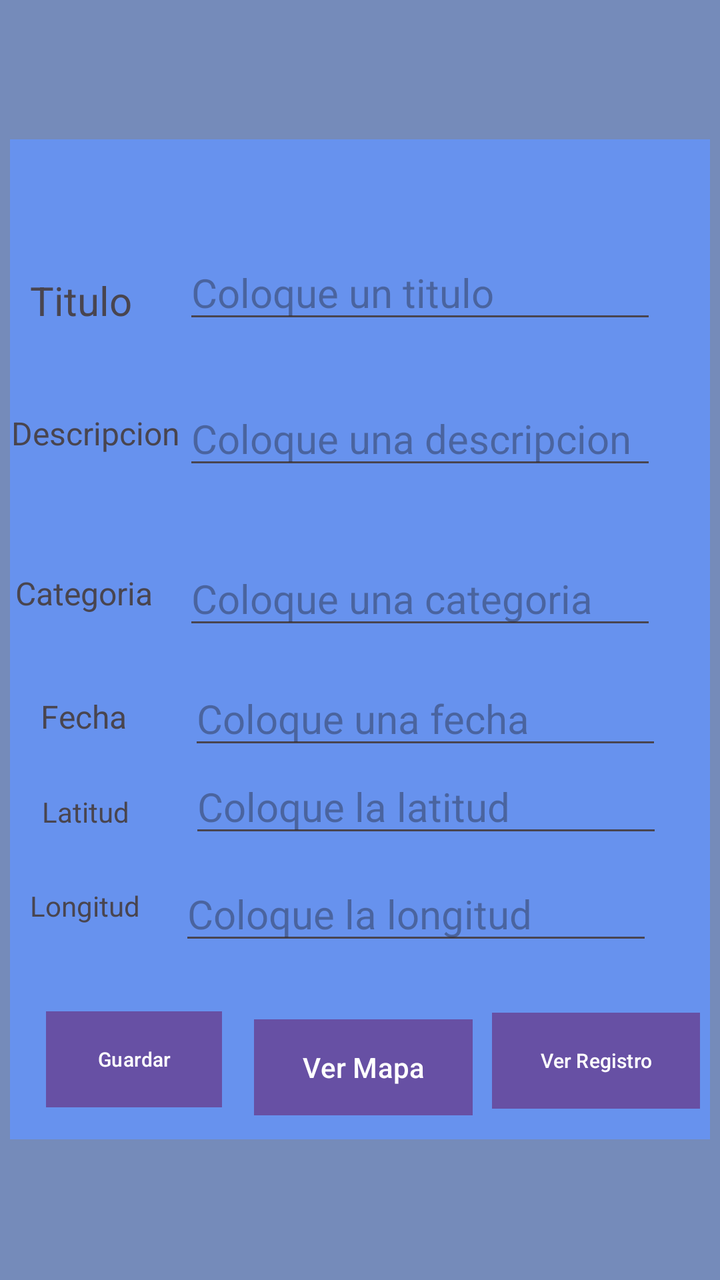
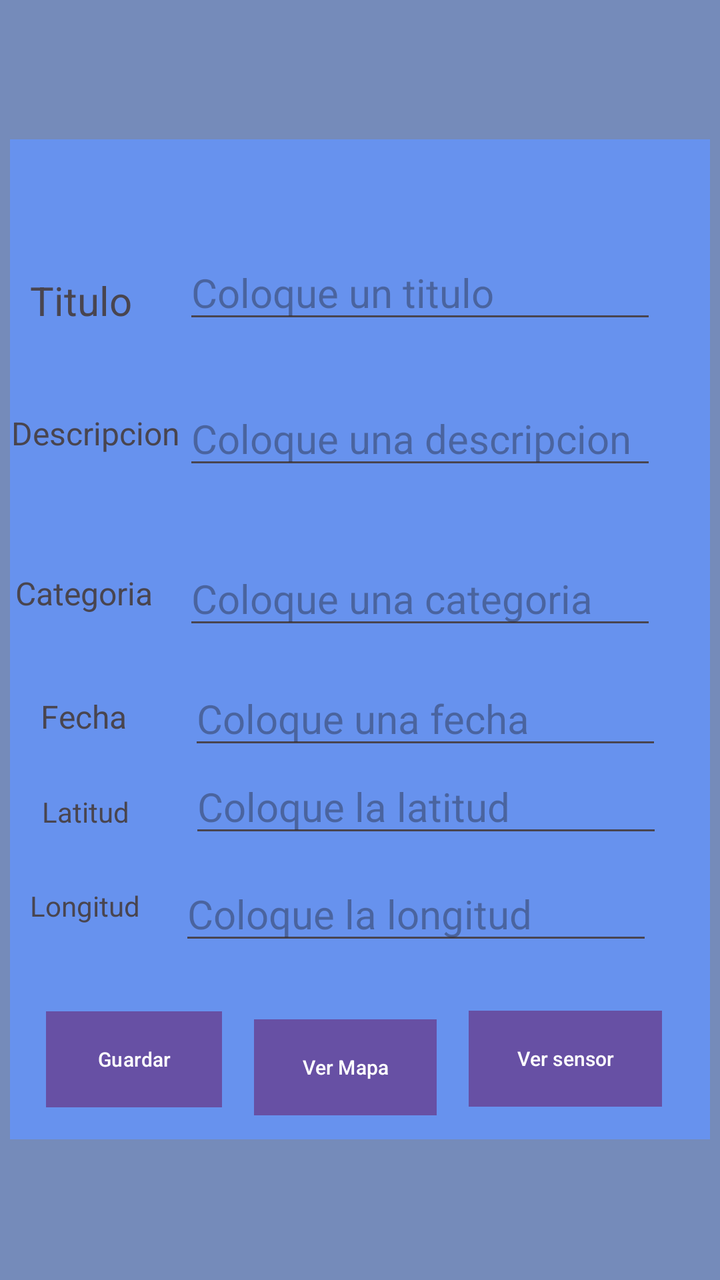

Two renders of the same Android screen: before a commit and after it. Below are the layout's source before the change and the commit's diff.
<!-- AndroidManifest.xml: application theme Theme.GeoRegistro -->
<!-- res/layout/activity_main.xml -->
<?xml version="1.0" encoding="utf-8"?>
<androidx.constraintlayout.widget.ConstraintLayout xmlns:android="http://schemas.android.com/apk/res/android"
    xmlns:app="http://schemas.android.com/apk/res-auto"
    xmlns:tools="http://schemas.android.com/tools"
    android:id="@+id/main"
    android:layout_width="match_parent"
    android:layout_height="match_parent"
    android:background="#758BBA"
    android:backgroundTint="#758BBA"
    tools:context=".MainActivity">

    <androidx.constraintlayout.widget.ConstraintLayout
        android:layout_width="350dp"
        android:layout_height="500dp"
        android:background="#6792EE"
        app:layout_constraintBottom_toBottomOf="parent"
        app:layout_constraintEnd_toEndOf="parent"
        app:layout_constraintHorizontal_bias="0.491"
        app:layout_constraintStart_toStartOf="parent"
        app:layout_constraintTop_toTopOf="parent"
        app:layout_constraintVertical_bias="0.497">

        <EditText
            android:id="@+id/txt_title"
            android:layout_width="wrap_content"
            android:layout_height="wrap_content"
            android:layout_marginStart="60dp"
            android:layout_marginBottom="350dp"
            android:ems="10"
            android:hint="Coloque un titulo"
            android:inputType="text"
            android:textSize="20sp"
            app:layout_constraintBottom_toBottomOf="parent"
            app:layout_constraintEnd_toEndOf="parent"
            app:layout_constraintStart_toStartOf="parent"
            app:layout_constraintTop_toTopOf="parent"
            app:layout_constraintVertical_bias="0.501" />

        <EditText
            android:id="@+id/txt_description"
            android:layout_width="wrap_content"
            android:layout_height="wrap_content"
            android:layout_marginStart="60dp"
            android:layout_marginBottom="330dp"
            android:ems="10"
            android:hint="Coloque una descripcion"
            android:inputType="text"
            android:textSize="20sp"
            app:layout_constraintBottom_toBottomOf="parent"
            app:layout_constraintEnd_toEndOf="parent"
            app:layout_constraintStart_toStartOf="parent"
            app:layout_constraintTop_toTopOf="parent"
            app:layout_constraintVertical_bias="1.0" />

        <EditText
            android:id="@+id/txt_category"
            android:layout_width="wrap_content"
            android:layout_height="wrap_content"
            android:layout_marginStart="60dp"
            android:layout_marginBottom="250dp"
            android:ems="10"
            android:hint="Coloque una categoria"
            android:inputType="text"
            android:textSize="20sp"
            app:layout_constraintBottom_toBottomOf="parent"
            app:layout_constraintEnd_toEndOf="parent"
            app:layout_constraintStart_toStartOf="parent"
            app:layout_constraintTop_toTopOf="parent"
            app:layout_constraintVertical_bias="1.0" />

        <TextView
            android:id="@+id/textView3"
            android:layout_width="wrap_content"
            android:layout_height="wrap_content"
            android:layout_marginStart="10dp"
            android:layout_marginTop="75dp"
            android:layout_marginEnd="27dp"
            android:layout_marginBottom="406dp"
            android:text="Titulo"
            android:textSize="20sp"
            app:layout_constraintBottom_toBottomOf="parent"
            app:layout_constraintEnd_toStartOf="@+id/txt_title"
            app:layout_constraintHorizontal_bias="0.0"
            app:layout_constraintStart_toStartOf="parent"
            app:layout_constraintTop_toTopOf="parent"
            app:layout_constraintVertical_bias="1.0" />

        <TextView
            android:id="@+id/textView4"
            android:layout_width="wrap_content"
            android:layout_height="wrap_content"
            android:text="Descripcion"
            android:textSize="16sp"
            app:layout_constraintBottom_toBottomOf="parent"
            app:layout_constraintEnd_toStartOf="@+id/txt_description"
            app:layout_constraintHorizontal_bias="0.344"
            app:layout_constraintStart_toStartOf="parent"
            app:layout_constraintTop_toTopOf="parent"
            app:layout_constraintVertical_bias="0.284" />

        <TextView
            android:id="@+id/textView5"
            android:layout_width="wrap_content"
            android:layout_height="wrap_content"
            android:layout_marginTop="110dp"
            android:layout_marginEnd="8dp"
            android:text="Categoria"
            android:textSize="16sp"
            app:layout_constraintBottom_toBottomOf="parent"
            app:layout_constraintEnd_toStartOf="@+id/txt_category"
            app:layout_constraintHorizontal_bias="0.277"
            app:layout_constraintStart_toStartOf="parent"
            app:layout_constraintTop_toTopOf="parent"
            app:layout_constraintVertical_bias="0.288" />

        <Button
            android:id="@+id/btn_save"
            android:layout_width="wrap_content"
            android:layout_height="wrap_content"
            android:layout_marginStart="18dp"
            android:layout_marginTop="300dp"
            android:layout_marginEnd="242dp"
            android:background="#707787"
            android:backgroundTint="#707787"
            android:text="Guardar"
            android:textColorLink="#707787"
            android:textSize="10dp"
            app:layout_constraintBottom_toBottomOf="parent"
            app:layout_constraintEnd_toEndOf="parent"
            app:layout_constraintHorizontal_bias="0.0"
            app:layout_constraintStart_toStartOf="parent"
            app:layout_constraintTop_toTopOf="parent"
            app:layout_constraintVertical_bias="0.894" />

        <Button
            android:id="@+id/btn_register"
            android:layout_width="wrap_content"
            android:layout_height="wrap_content"
            android:layout_marginStart="50dp"
            android:layout_marginTop="126dp"
            android:background="#707787"
            android:backgroundTint="#707787"
            android:drawableTint="#707787"
            android:foregroundTint="#707787"
            android:text="Ver Registro"
            android:textSize="10sp"
            app:iconSize="10dp"
            app:iconTint="#707787"
            app:layout_constraintBottom_toBottomOf="parent"
            app:layout_constraintEnd_toEndOf="parent"
            app:layout_constraintHorizontal_bias="0.974"
            app:layout_constraintStart_toStartOf="parent"
            app:layout_constraintTop_toTopOf="parent"
            app:layout_constraintVertical_bias="0.953" />

        <Button
            android:id="@+id/btn_map"
            android:layout_width="wrap_content"
            android:layout_height="wrap_content"
            android:layout_marginStart="16dp"
            android:layout_marginTop="440dp"
            android:background="#707787"
            android:text="Ver Mapa"
            android:textSize="14sp"
            app:layout_constraintBottom_toBottomOf="parent"
            app:layout_constraintEnd_toEndOf="parent"
            app:layout_constraintHorizontal_bias="0.0"
            app:layout_constraintStart_toEndOf="@+id/btn_save"
            app:layout_constraintTop_toTopOf="parent"
            app:layout_constraintVertical_bias="0.0" />

        <TextView
            android:id="@+id/warning"
            android:layout_width="wrap_content"
            android:layout_height="wrap_content"
            android:layout_marginStart="175dp"
            android:layout_marginTop="16dp"
            android:layout_marginEnd="175dp"
            android:layout_marginBottom="465dp"
            app:layout_constraintBottom_toBottomOf="parent"
            app:layout_constraintEnd_toEndOf="parent"
            app:layout_constraintStart_toStartOf="parent"
            app:layout_constraintTop_toTopOf="parent" />

        <TextView
            android:id="@+id/textView6"
            android:layout_width="wrap_content"
            android:layout_height="wrap_content"
            android:layout_marginStart="16dp"
            android:layout_marginTop="40dp"
            android:layout_marginEnd="31dp"
            android:text="Fecha"
            android:textSize="16dp"
            app:layout_constraintBottom_toBottomOf="parent"
            app:layout_constraintEnd_toStartOf="@+id/txt_date"
            app:layout_constraintHorizontal_bias="1.0"
            app:layout_constraintStart_toStartOf="parent"
            app:layout_constraintTop_toBottomOf="@+id/textView5"
            app:layout_constraintVertical_bias="0.0" />

        <EditText
            android:id="@+id/txt_date"
            android:layout_width="wrap_content"
            android:layout_height="wrap_content"
            android:layout_marginTop="16dp"
            android:layout_marginEnd="24dp"
            android:ems="10"
            android:hint="Coloque una fecha"
            android:inputType="datetime"
            android:textSize="20sp"
            app:layout_constraintBottom_toBottomOf="parent"
            app:layout_constraintEnd_toEndOf="parent"
            app:layout_constraintTop_toBottomOf="@+id/txt_category"
            app:layout_constraintVertical_bias="0.0" />

        <TextView
            android:id="@+id/textView7"
            android:layout_width="wrap_content"
            android:layout_height="wrap_content"
            android:text="Latitud"
            app:layout_constraintBottom_toBottomOf="parent"
            app:layout_constraintEnd_toEndOf="parent"
            app:layout_constraintHorizontal_bias="0.052"
            app:layout_constraintStart_toStartOf="parent"
            app:layout_constraintTop_toTopOf="parent"
            app:layout_constraintVertical_bias="0.679" />

        <EditText
            android:id="@+id/txt_latitude"
            android:layout_width="wrap_content"
            android:layout_height="wrap_content"
            android:layout_marginStart="70dp"
            android:layout_marginBottom="16dp"
            android:ems="10"
            android:hint="Coloque la latitud"
            android:inputType="number|numberDecimal"
            android:textSize="20sp"
            app:layout_constraintBottom_toTopOf="@+id/txt_longitude"
            app:layout_constraintEnd_toEndOf="parent"
            app:layout_constraintHorizontal_bias="0.454"
            app:layout_constraintStart_toStartOf="parent"
            app:layout_constraintTop_toBottomOf="@+id/txt_date"
            app:layout_constraintVertical_bias="0.0" />

        <TextView
            android:id="@+id/textView8"
            android:layout_width="wrap_content"
            android:layout_height="wrap_content"
            android:layout_marginStart="10dp"
            android:layout_marginEnd="25dp"
            android:layout_marginBottom="26dp"
            android:text="Longitud"
            app:layout_constraintBottom_toTopOf="@+id/btn_save"
            app:layout_constraintEnd_toStartOf="@+id/txt_longitude"
            app:layout_constraintHorizontal_bias="0.0"
            app:layout_constraintStart_toStartOf="parent"
            app:layout_constraintTop_toTopOf="parent"
            app:layout_constraintVertical_bias="0.956" />

        <EditText
            android:id="@+id/txt_longitude"
            android:layout_width="wrap_content"
            android:layout_height="wrap_content"
            android:layout_marginStart="25dp"
            android:layout_marginTop="340dp"
            android:layout_marginBottom="5dp"
            android:ems="10"
            android:hint="Coloque la longitud"
            android:inputType="number|numberDecimal"
            android:textSize="20sp"
            app:layout_constraintBottom_toTopOf="@+id/btn_save"
            app:layout_constraintEnd_toEndOf="parent"
            app:layout_constraintHorizontal_bias="0.674"
            app:layout_constraintStart_toStartOf="parent"
            app:layout_constraintTop_toTopOf="parent" />

    </androidx.constraintlayout.widget.ConstraintLayout>

    <TextView
        android:id="@+id/textView2"
        android:layout_width="wrap_content"
        android:layout_height="wrap_content"
        android:layout_marginStart="178dp"
        android:layout_marginTop="24dp"
        android:layout_marginEnd="178dp"
        android:layout_marginBottom="688dp"
        android:fontFamily="serif"
        android:text="Formulario"
        android:textSize="34sp"
        app:layout_constraintBottom_toBottomOf="parent"
        app:layout_constraintEnd_toEndOf="parent"
        app:layout_constraintStart_toStartOf="parent"
        app:layout_constraintTop_toTopOf="parent" />
</androidx.constraintlayout.widget.ConstraintLayout>
<!-- resources referenced by this layout -->
<resources>
  <style name="Theme.GeoRegistro" parent="Base.Theme.GeoRegistro" />
  <style name="Base.Theme.GeoRegistro" parent="Theme.Material3.DayNight.NoActionBar">
          
          
      </style>
</resources>

<!-- the commit's change to res/layout/activity_main.xml (unified diff, before → after) -->
@@ -133,7 +133,7 @@
             app:layout_constraintVertical_bias="0.894" />
 
         <Button
-            android:id="@+id/btn_register"
+            android:id="@+id/btn_sensor"
             android:layout_width="wrap_content"
             android:layout_height="wrap_content"
             android:layout_marginStart="50dp"
@@ -142,16 +142,16 @@
             android:backgroundTint="#707787"
             android:drawableTint="#707787"
             android:foregroundTint="#707787"
-            android:text="Ver Registro"
+            android:text="Ver sensor"
             android:textSize="10sp"
             app:iconSize="10dp"
             app:iconTint="#707787"
             app:layout_constraintBottom_toBottomOf="parent"
             app:layout_constraintEnd_toEndOf="parent"
-            app:layout_constraintHorizontal_bias="0.974"
-            app:layout_constraintStart_toStartOf="parent"
-            app:layout_constraintTop_toTopOf="parent"
-            app:layout_constraintVertical_bias="0.953" />
+            app:layout_constraintHorizontal_bias="0.882"
+            app:layout_constraintStart_toStartOf="parent"
+            app:layout_constraintTop_toTopOf="parent"
+            app:layout_constraintVertical_bias="0.95" />
 
         <Button
             android:id="@+id/btn_map"
@@ -159,9 +159,10 @@
             android:layout_height="wrap_content"
             android:layout_marginStart="16dp"
             android:layout_marginTop="440dp"
+            android:layout_marginBottom="30dp"
             android:background="#707787"
             android:text="Ver Mapa"
-            android:textSize="14sp"
+            android:textSize="10sp"
             app:layout_constraintBottom_toBottomOf="parent"
             app:layout_constraintEnd_toEndOf="parent"
             app:layout_constraintHorizontal_bias="0.0"
@@ -291,4 +292,5 @@
         app:layout_constraintEnd_toEndOf="parent"
         app:layout_constraintStart_toStartOf="parent"
         app:layout_constraintTop_toTopOf="parent" />
+
 </androidx.constraintlayout.widget.ConstraintLayout>
